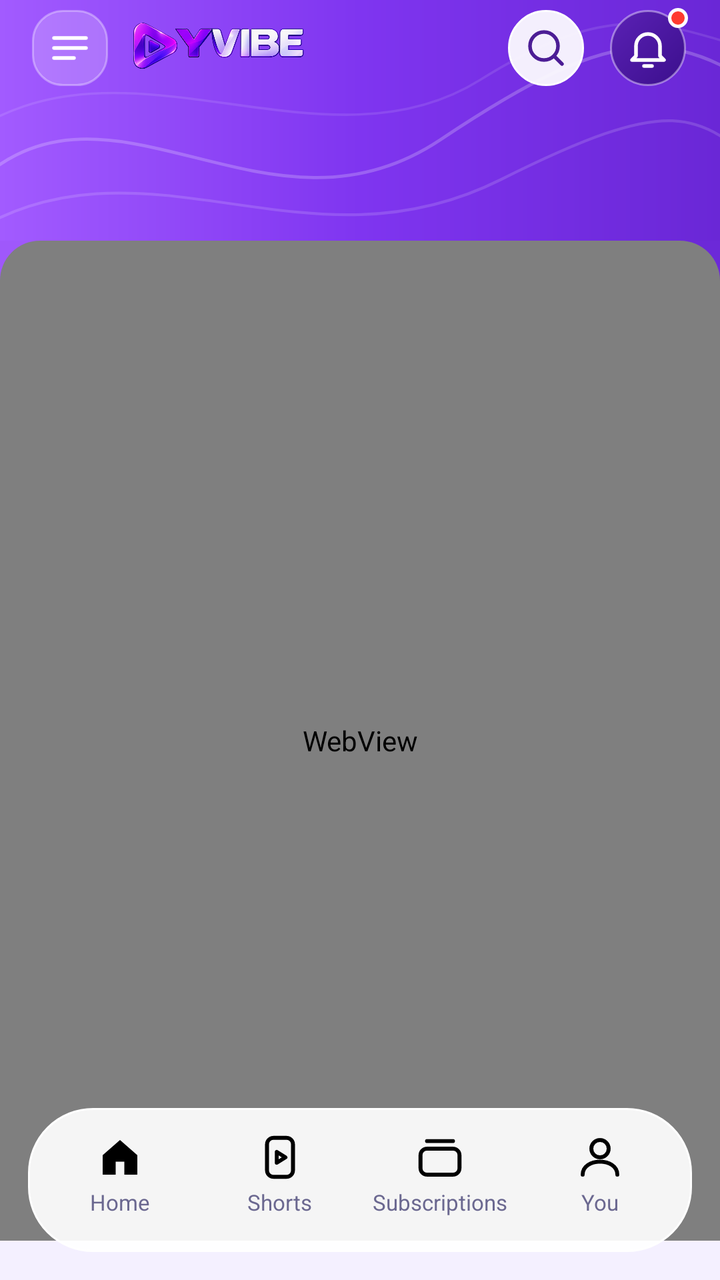
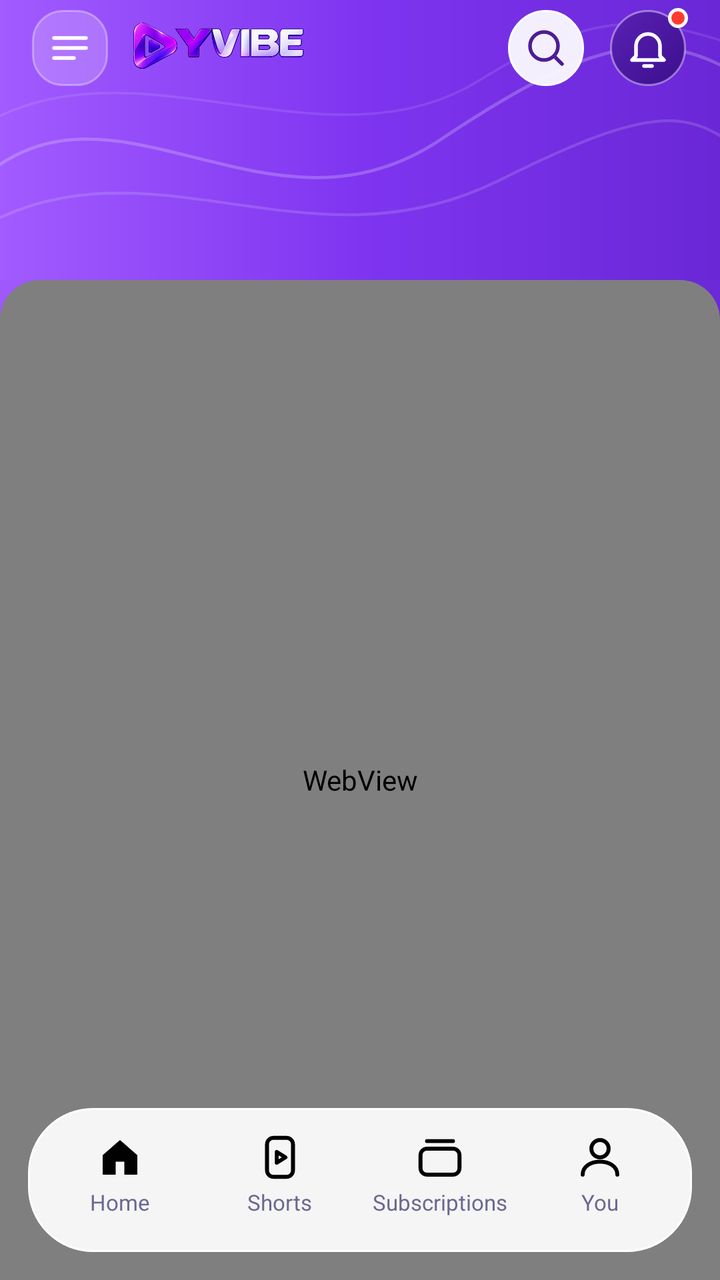

The first picture is an Android layout as it rendered before a commit; the second is the same layout after the commit. The layout source and the unified diff follow.
<!-- AndroidManifest.xml: application theme Theme.YVIBE.Splash -->
<!-- res/layout/activity_main.xml -->
<?xml version="1.0" encoding="utf-8"?>
<FrameLayout xmlns:android="http://schemas.android.com/apk/res/android"
    android:id="@+id/root"
    android:layout_width="match_parent"
    android:layout_height="match_parent"
    android:background="@color/lavender">

    <LinearLayout
        android:layout_width="match_parent"
        android:layout_height="match_parent"
        android:orientation="vertical">

        
        <FrameLayout
            android:id="@+id/header"
            android:layout_width="match_parent"
            android:layout_height="wrap_content"
            android:paddingStart="16dp"
            android:paddingEnd="16dp"
            android:paddingTop="4dp"
            android:paddingBottom="28dp"
            android:background="@drawable/bg_header">

            <LinearLayout
                android:id="@+id/normalRow"
                android:layout_width="match_parent"
                android:layout_height="40dp"
                android:orientation="horizontal"
                android:gravity="center_vertical">

                <ImageButton
                    android:id="@+id/menuBtn"
                    android:layout_width="38dp"
                    android:layout_height="38dp"
                    android:background="@drawable/bg_btn_square"
                    android:src="@drawable/ic_menu"
                    android:tint="@color/white"
                    android:contentDescription="Menu" />

                <ImageView
                    android:layout_width="0dp"
                    android:layout_height="28dp"
                    android:layout_weight="1"
                    android:layout_marginStart="12dp"
                    android:adjustViewBounds="true"
                    android:scaleType="fitStart"
                    android:src="@drawable/yvibe_logo"
                    android:contentDescription="@string/app_name" />

                <ImageButton
                    android:id="@+id/searchBtn"
                    android:layout_width="38dp"
                    android:layout_height="38dp"
                    android:background="@drawable/bg_btn_white"
                    android:src="@drawable/ic_search"
                    android:tint="@color/purple_dark"
                    android:contentDescription="Search" />

                <FrameLayout
                    android:layout_width="40dp"
                    android:layout_height="40dp"
                    android:layout_marginStart="12dp">
                    <ImageButton
                        android:id="@+id/bellBtn"
                        android:layout_width="38dp"
                        android:layout_height="38dp"
                        android:layout_gravity="center"
                        android:background="@drawable/bg_btn_dark"
                        android:src="@drawable/ic_bell"
                        android:tint="@color/white"
                        android:contentDescription="Notifications" />
                    <View
                        android:id="@+id/bellDot"
                        android:layout_width="10dp"
                        android:layout_height="10dp"
                        android:layout_gravity="top|end"
                        android:background="@drawable/bg_dot" />
                </FrameLayout>
            </LinearLayout>

            <LinearLayout
                android:id="@+id/searchRow"
                android:layout_width="match_parent"
                android:layout_height="40dp"
                android:orientation="horizontal"
                android:gravity="center_vertical"
                android:visibility="gone">

                <ImageButton
                    android:id="@+id/searchBack"
                    android:layout_width="38dp"
                    android:layout_height="38dp"
                    android:background="@drawable/bg_btn_square"
                    android:src="@drawable/ic_back"
                    android:tint="@color/white"
                    android:contentDescription="Back" />

                <EditText
                    android:id="@+id/searchInput"
                    android:layout_width="0dp"
                    android:layout_height="40dp"
                    android:layout_weight="1"
                    android:layout_marginStart="10dp"
                    android:layout_marginEnd="10dp"
                    android:paddingStart="20dp"
                    android:paddingEnd="12dp"
                    android:background="@drawable/bg_search_pill"
                    android:hint="@string/search_hint"
                    android:textColor="@color/ink"
                    android:textColorHint="@color/ink_sub"
                    android:textSize="15sp"
                    android:singleLine="true"
                    android:imeOptions="actionSearch"
                    android:inputType="text" />

                <ImageButton
                    android:id="@+id/searchGo"
                    android:layout_width="38dp"
                    android:layout_height="38dp"
                    android:background="@drawable/bg_btn_white"
                    android:src="@drawable/ic_search"
                    android:tint="@color/purple_dark"
                    android:contentDescription="Search" />
            </LinearLayout>
        </FrameLayout>

        
        <FrameLayout
            android:id="@+id/webContainer"
            android:layout_width="match_parent"
            android:layout_height="0dp"
            android:layout_weight="1"
            android:layout_marginTop="-20dp"
            android:background="@color/lavender">

            <WebView
                android:id="@+id/webView"
                android:layout_width="match_parent"
                android:layout_height="match_parent" />

            <ProgressBar
                android:id="@+id/progress"
                style="?android:attr/progressBarStyleHorizontal"
                android:layout_width="match_parent"
                android:layout_height="3dp"
                android:progressTint="@color/purple"
                android:max="100"
                android:visibility="gone" />

            
            <ImageView
                android:id="@+id/cornerTl"
                android:layout_width="20dp"
                android:layout_height="20dp"
                android:layout_gravity="top|start"
                android:src="@drawable/corner_tl" />
            <ImageView
                android:id="@+id/cornerTr"
                android:layout_width="20dp"
                android:layout_height="20dp"
                android:layout_gravity="top|end"
                android:src="@drawable/corner_tr" />
        </FrameLayout>
    </LinearLayout>

    
    <LinearLayout
        android:id="@+id/bottomNav"
        android:layout_width="match_parent"
        android:layout_height="72dp"
        android:layout_gravity="bottom"
        android:layout_marginStart="14dp"
        android:layout_marginEnd="14dp"
        android:layout_marginBottom="14dp"
        android:orientation="horizontal"
        android:paddingStart="6dp"
        android:paddingEnd="6dp"
        android:elevation="10dp"
        android:background="@drawable/bg_nav">
        <LinearLayout
            android:id="@+id/navHome"
            android:layout_width="0dp"
            android:layout_height="match_parent"
            android:layout_weight="1"
            android:orientation="vertical"
            android:gravity="center"
            android:clickable="true"
            android:focusable="true">
            <ImageView
                android:id="@+id/navHomeIcon"
                android:layout_width="26dp"
                android:layout_height="26dp"
                android:src="@drawable/ic_home_f" />
            <TextView
                android:id="@+id/navHomeLabel"
                android:layout_width="wrap_content"
                android:layout_height="wrap_content"
                android:layout_marginTop="2dp"
                android:text="Home"
                android:textSize="11sp"
                android:textColor="@color/ink_sub" />
            <View
                android:id="@+id/navHomeBar"
                android:layout_width="26dp"
                android:layout_height="3dp"
                android:layout_marginTop="3dp"
                android:background="@drawable/bg_bar"
                android:visibility="invisible" />
        </LinearLayout>
        <LinearLayout
            android:id="@+id/navShorts"
            android:layout_width="0dp"
            android:layout_height="match_parent"
            android:layout_weight="1"
            android:orientation="vertical"
            android:gravity="center"
            android:clickable="true"
            android:focusable="true">
            <ImageView
                android:id="@+id/navShortsIcon"
                android:layout_width="26dp"
                android:layout_height="26dp"
                android:src="@drawable/ic_shorts" />
            <TextView
                android:id="@+id/navShortsLabel"
                android:layout_width="wrap_content"
                android:layout_height="wrap_content"
                android:layout_marginTop="2dp"
                android:text="Shorts"
                android:textSize="11sp"
                android:textColor="@color/ink_sub" />
            <View
                android:id="@+id/navShortsBar"
                android:layout_width="26dp"
                android:layout_height="3dp"
                android:layout_marginTop="3dp"
                android:background="@drawable/bg_bar"
                android:visibility="invisible" />
        </LinearLayout>
        <LinearLayout
            android:id="@+id/navSubs"
            android:layout_width="0dp"
            android:layout_height="match_parent"
            android:layout_weight="1"
            android:orientation="vertical"
            android:gravity="center"
            android:clickable="true"
            android:focusable="true">
            <ImageView
                android:id="@+id/navSubsIcon"
                android:layout_width="26dp"
                android:layout_height="26dp"
                android:src="@drawable/ic_subs" />
            <TextView
                android:id="@+id/navSubsLabel"
                android:layout_width="wrap_content"
                android:layout_height="wrap_content"
                android:layout_marginTop="2dp"
                android:text="Subscriptions"
                android:textSize="11sp"
                android:textColor="@color/ink_sub" />
            <View
                android:id="@+id/navSubsBar"
                android:layout_width="26dp"
                android:layout_height="3dp"
                android:layout_marginTop="3dp"
                android:background="@drawable/bg_bar"
                android:visibility="invisible" />
        </LinearLayout>
        <LinearLayout
            android:id="@+id/navYou"
            android:layout_width="0dp"
            android:layout_height="match_parent"
            android:layout_weight="1"
            android:orientation="vertical"
            android:gravity="center"
            android:clickable="true"
            android:focusable="true">
            <ImageView
                android:id="@+id/navYouIcon"
                android:layout_width="26dp"
                android:layout_height="26dp"
                android:src="@drawable/ic_you" />
            <TextView
                android:id="@+id/navYouLabel"
                android:layout_width="wrap_content"
                android:layout_height="wrap_content"
                android:layout_marginTop="2dp"
                android:text="You"
                android:textSize="11sp"
                android:textColor="@color/ink_sub" />
            <View
                android:id="@+id/navYouBar"
                android:layout_width="26dp"
                android:layout_height="3dp"
                android:layout_marginTop="3dp"
                android:background="@drawable/bg_bar"
                android:visibility="invisible" />
        </LinearLayout>
    </LinearLayout>
</FrameLayout>
<!-- resources referenced by this layout -->
<resources>
  <color name="ink">#1E1B3A</color>
  <color name="ink_sub">#6B6890</color>
  <color name="lavender">#F4F0FF</color>
  <color name="purple">#7C3AED</color>
  <color name="purple_dark">#4C1D95</color>
  <color name="white">#FFFFFF</color>
  <!-- drawable bg_bar (drawable) -->
  <shape xmlns:android="http://schemas.android.com/apk/res/android" android:shape="rectangle">
      <solid android:color="@color/purple" />
      <corners android:radius="2dp" />
  </shape>
  <!-- drawable bg_btn_dark (drawable) -->
  <shape xmlns:android="http://schemas.android.com/apk/res/android" android:shape="oval">
      <gradient android:angle="315" android:startColor="#5B21B6" android:endColor="#3B0F8C" />
      <stroke android:width="1dp" android:color="#66FFFFFF" />
  </shape>
  <!-- drawable bg_btn_square (drawable) -->
  <shape xmlns:android="http://schemas.android.com/apk/res/android" android:shape="rectangle">
      <solid android:color="#33FFFFFF" />
      <stroke android:width="1dp" android:color="#55FFFFFF" />
      <corners android:radius="15dp" />
  </shape>
  <!-- drawable bg_btn_white (drawable) -->
  <shape xmlns:android="http://schemas.android.com/apk/res/android" android:shape="oval">
      <solid android:color="#EBFFFFFF" />
      <stroke android:width="1dp" android:color="#FFFFFF" />
  </shape>
  <!-- drawable bg_dot (drawable) -->
  <shape xmlns:android="http://schemas.android.com/apk/res/android" android:shape="oval">
      <solid android:color="#FF3B30" />
      <stroke android:width="1.5dp" android:color="#FFFFFF" />
  </shape>
  <!-- drawable bg_header (drawable) -->
  <layer-list xmlns:android="http://schemas.android.com/apk/res/android">
      <item>
          <shape android:shape="rectangle">
              <gradient android:angle="0" android:startColor="#A25BFF" android:centerColor="#7F35F0" android:endColor="#6A27D6" />
          </shape>
      </item>
      <item android:drawable="@drawable/header_waves" />
  </layer-list>
  <!-- drawable bg_nav (drawable) -->
  <shape xmlns:android="http://schemas.android.com/apk/res/android" android:shape="rectangle">
      <solid android:color="#EBFFFFFF" />
      <stroke android:width="1dp" android:color="#FFFFFF" />
      <corners android:radius="32dp" />
  </shape>
  <!-- drawable bg_search_pill (drawable) -->
  <shape xmlns:android="http://schemas.android.com/apk/res/android" android:shape="rectangle">
      <solid android:color="#F5FFFFFF" />
      <corners android:radius="26dp" />
  </shape>
  <!-- drawable corner_tl (drawable) -->
  <vector xmlns:android="http://schemas.android.com/apk/res/android"
      android:width="20dp" android:height="20dp" android:viewportWidth="20" android:viewportHeight="20">
      <path android:fillColor="#9F58FB" android:pathData="M0,0 L20,0 A20,20 0 0 0 0,20 Z" />
  </vector>
  <!-- drawable corner_tr (drawable) -->
  <vector xmlns:android="http://schemas.android.com/apk/res/android"
      android:width="20dp" android:height="20dp" android:viewportWidth="20" android:viewportHeight="20">
      <path android:fillColor="#6C29D8" android:pathData="M20,0 L0,0 A20,20 0 0 1 20,20 Z" />
  </vector>
  <!-- drawable ic_home_f (drawable) -->
  <vector xmlns:android="http://schemas.android.com/apk/res/android"
      android:width="24dp" android:height="24dp" android:viewportWidth="24" android:viewportHeight="24">
      <path android:fillColor="#000000" android:fillType="evenOdd" android:pathData="M4,11 L12,4 L20,11 L20,20 L4,20 Z M10,20 L10,14 L14,14 L14,20 Z" />
  </vector>
  <string name="app_name">YVIBE</string>
  <string name="search_hint">Search YVIBE</string>
  <style name="Theme.YVIBE.Splash" parent="Theme.YVIBE">
          <item name="android:windowBackground">@drawable/splash_bg</item>
      </style>
  <!-- unchanged entries left out for length: 11 -->
</resources>

<!-- the commit's change to res/layout/activity_main.xml (unified diff, before → after) -->
@@ -18,7 +18,7 @@
             android:paddingStart="16dp"
             android:paddingEnd="16dp"
             android:paddingTop="4dp"
-            android:paddingBottom="28dp"
+            android:paddingBottom="10dp"
             android:background="@drawable/bg_header">
 
             <LinearLayout
@@ -130,7 +130,7 @@
             android:layout_width="match_parent"
             android:layout_height="0dp"
             android:layout_weight="1"
-            android:layout_marginTop="-20dp"
+            android:layout_marginTop="0dp"
             android:background="@color/lavender">
 
             <WebView
